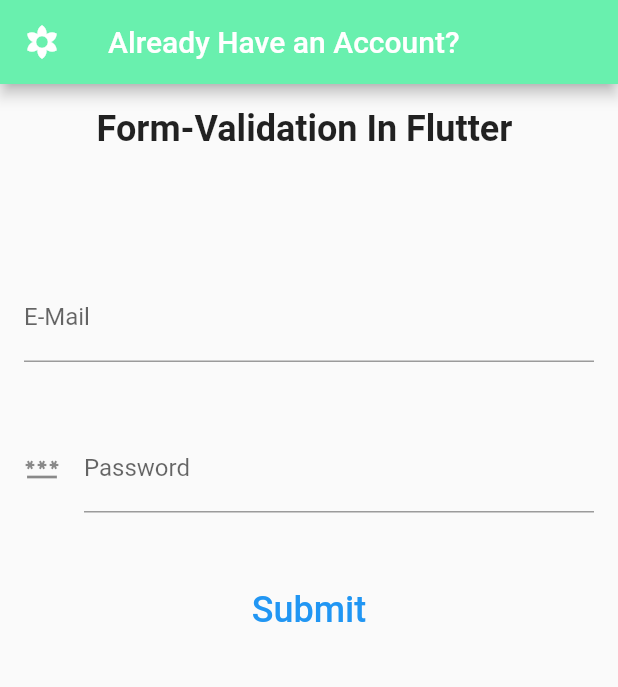
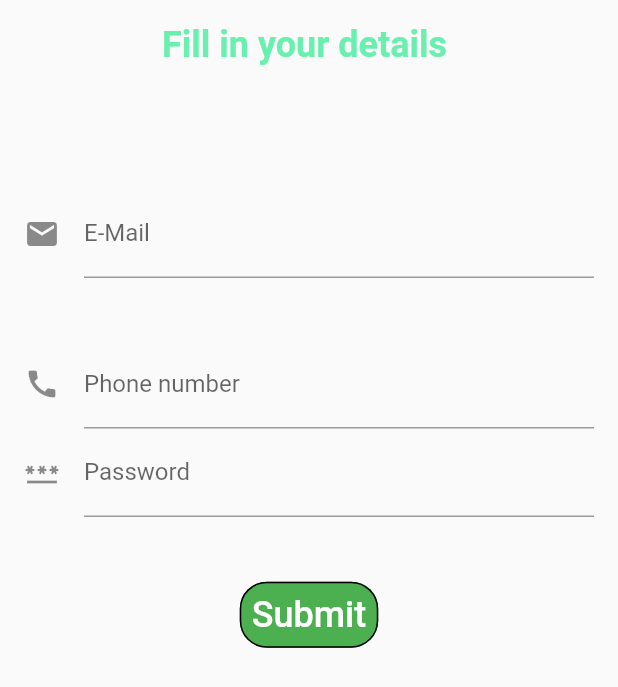
Before and after one commit to Claryclarein/agri_marketing, a Flutter app: the screen it shows after launch, after a tap on "LOGIN", on a phone screen of 412 x 824 dp. Shown: the top 687 px of the screen. Run offline on Flutter 3.47's test engine with Material 2 defaults, Android fonts, the phone set to English and light mode, and no system bars; our stand-ins replace get.

```diff
--- a/agri_marketing/lib/screen/home_page.dart
+++ b/agri_marketing/lib/screen/home_page.dart
@@ -68,6 +68,7 @@
                           style: TextStyle(
                             fontSize: 15,
                             fontWeight: FontWeight.bold,
+                            color: Colors.white,
                           ),
                         ),
                         style: ButtonStyle(
@@ -97,6 +98,7 @@
                           style: TextStyle(
                             fontSize: 15,
                             fontWeight: FontWeight.bold,
+                            color: Colors.white,
                           ),
                         ),
                         style: ButtonStyle(
--- a/agri_marketing/lib/screen/login.dart
+++ b/agri_marketing/lib/screen/login.dart
@@ -1,4 +1,5 @@
 import 'package:flutter/material.dart';
+import 'package:get/get.dart';
 
 class Login extends StatefulWidget {
   const Login({super.key});
@@ -23,15 +24,6 @@
   @override
   Widget build(BuildContext context) {
     return Scaffold(
-      //APP BAR
-      appBar: AppBar(
-        backgroundColor: Colors.greenAccent,
-        title: const Text("Already Have an Account?"),
-        leading: IconButton(
-          icon: const Icon(Icons.filter_vintage),
-          onPressed: () => Navigator.pop(context),
-        ),
-      ),
       body: Padding(
         padding: const EdgeInsets.all(16),
         //form
@@ -40,15 +32,19 @@
           child: Column(
             children: <Widget>[
               const Text(
-                "Form-Validation In Flutter ",
-                style: TextStyle(fontSize: 24.0, fontWeight: FontWeight.bold),
+                "Fill in your details ",
+                style: TextStyle(
+                    fontSize: 24.0,
+                    fontWeight: FontWeight.bold,
+                    color: Colors.greenAccent),
               ),
               //styling
               SizedBox(
                 height: MediaQuery.of(context).size.height * 0.1,
               ),
               TextFormField(
-                decoration: const InputDecoration(labelText: 'E-Mail'),
+                decoration: const InputDecoration(
+                    labelText: 'E-Mail', icon: Icon(Icons.email)),
                 keyboardType: TextInputType.emailAddress,
                 onFieldSubmitted: (value) {
                   //Validator
@@ -64,7 +60,25 @@
               ),
               //box styling
               SizedBox(
-                height: MediaQuery.of(context).size.width * 0.1,
+                height: Get.width * 0.1,
+              ),
+              //phone number
+              TextFormField(
+                decoration: const InputDecoration(
+                  labelText: 'Phone number',
+                  icon: Icon(
+                    Icons.call,
+                  ),
+                ),
+                keyboardType: TextInputType.number,
+                onFieldSubmitted: (value) {},
+                obscureText: true,
+                validator: (value) {
+                  if (value!.isEmpty) {
+                    return 'Enter Phone Number';
+                  }
+                  return null;
+                },
               ),
               //text input
               TextFormField(
@@ -87,9 +101,15 @@
                 child: const Text(
                   "Submit",
                   style: TextStyle(
+                    color: Colors.white,
                     fontSize: 24.0,
                   ),
                 ),
+                style: ButtonStyle(
+                    backgroundColor: MaterialStateProperty.all(Colors.green),
+                    shape: MaterialStateProperty.all(RoundedRectangleBorder(
+                        borderRadius: BorderRadius.circular(18),
+                        side: BorderSide(color: Colors.black)))),
                 onPressed: () => _submit(),
               )
             ],
```
